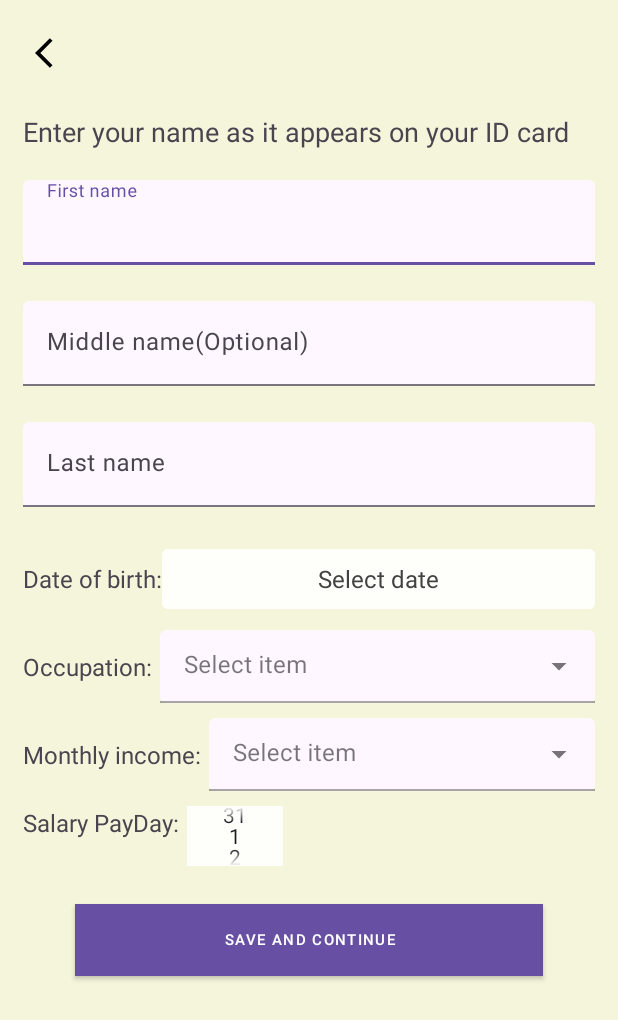
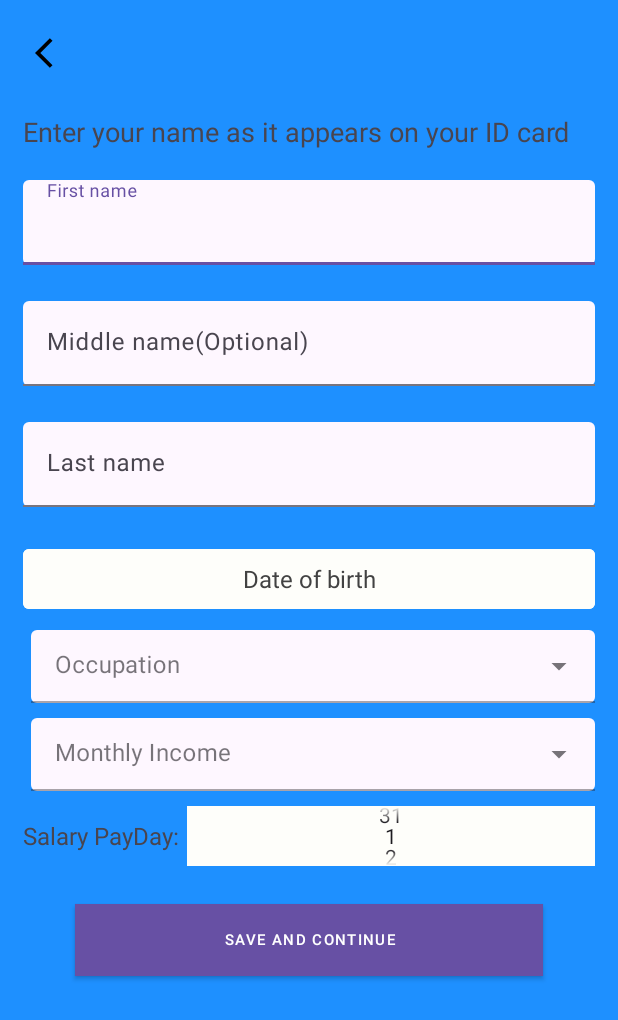
Before and after one commit to dcit202Andriod/Group-48, an Android app: the Form1Activity screen opened directly, with no data from a screen before it, on a phone screen of 412 x 824 dp. Shown: the top 1020 px of the screen. Run offline under Robolectric (Android 15) with nearby library versions, the phone set to English and light mode, and no system bars.

Commit message:
Project updated

```diff
--- a/app/src/main/java/com/example/cediloan/Form3Activity.java
+++ b/app/src/main/java/com/example/cediloan/Form3Activity.java
@@ -81,7 +81,7 @@ public class Form3Activity extends AppCompatActivity {
 
     private void openHomeActivity() {
         Intent intent = new Intent(this, HomeActivity.class);
-        intent.putExtra("review_status", "Application is under review. Check back in 5 minutes");
+        intent.putExtra("review_status", "Your application is under review. Check back in a few minutes.");
         startActivity(intent);
     }
 }
--- a/app/src/main/res/layout/activity_form1.xml
+++ b/app/src/main/res/layout/activity_form1.xml
@@ -4,7 +4,7 @@
     xmlns:tools="http://schemas.android.com/tools"
     android:layout_width="match_parent"
     android:layout_height="match_parent"
-    android:background="@drawable/form_background"
+    android:background="@color/Doger_blue"
     tools:context=".Form1Activity">
 
     <LinearLayout
@@ -98,17 +98,11 @@
             android:layout_marginBottom="10dp"
             android:orientation="horizontal">
 
-            <TextView
-                android:layout_width="wrap_content"
-                android:layout_height="wrap_content"
-                android:text="Date of birth:"
-                android:textSize="16sp" />
-
             <Button
                 android:id="@+id/datePickerButton"
                 android:layout_width="match_parent"
                 android:layout_height="wrap_content"
-                android:text="Select date"
+                android:text="Date of birth"
                 android:textSize="16dp"
                 android:textColor="@color/cardview_dark_background"
                 android:backgroundTint="@color/powder_white"
@@ -121,17 +115,11 @@
             android:layout_height="wrap_content"
             android:orientation="horizontal">
 
-            <TextView
-                android:layout_width="wrap_content"
-                android:layout_height="wrap_content"
-                android:text="Occupation:"
-                android:textSize="16sp"/>
-
             <com.google.android.material.textfield.TextInputLayout
                 android:layout_width="match_parent"
                 android:layout_height="wrap_content"
                 android:layout_marginStart="5dp"
-                android:hint="Select item"
+                android:hint="Occupation"
                 app:boxBackgroundMode="filled"
                 style="@style/Widget.MaterialComponents.TextInputLayout.OutlinedBox.Dense.ExposedDropdownMenu">
 
@@ -149,18 +137,12 @@
             android:layout_marginTop="10dp"
             android:orientation="horizontal">
 
-            <TextView
-                android:layout_width="wrap_content"
-                android:layout_height="wrap_content"
-                android:text="Monthly income:"
-                android:textSize="16sp"/>
-
             <com.google.android.material.textfield.TextInputLayout
                 android:id="@+id/box_style"
                 android:layout_width="match_parent"
                 android:layout_height="wrap_content"
                 android:layout_marginStart="5dp"
-                android:hint="Select item"
+                android:hint="Monthly Income"
                 app:boxBackgroundMode="filled"
                 style="@style/Widget.MaterialComponents.TextInputLayout.OutlinedBox.Dense.ExposedDropdownMenu">
 
@@ -176,6 +158,7 @@
             android:layout_width="match_parent"
             android:layout_height="wrap_content"
             android:layout_marginTop="10dp"
+            android:gravity="center"
             android:orientation="horizontal">
 
             <TextView
@@ -186,7 +169,7 @@
 
             <NumberPicker
                 android:id="@+id/salary_paday_picker"
-                android:layout_width="wrap_content"
+                android:layout_width="match_parent"
                 android:layout_height="40dp"
                 android:layout_marginStart="5dp"
                 android:background="@color/powder_white"/>
--- a/app/src/main/res/layout/activity_form2.xml
+++ b/app/src/main/res/layout/activity_form2.xml
@@ -4,7 +4,7 @@
     xmlns:tools="http://schemas.android.com/tools"
     android:layout_width="match_parent"
     android:layout_height="match_parent"
-    android:background="@drawable/form_background"
+    android:background="@color/Doger_blue"
     tools:context=".FormActivity2">
 
     <LinearLayout
--- a/app/src/main/res/layout/activity_form3.xml
+++ b/app/src/main/res/layout/activity_form3.xml
@@ -4,7 +4,7 @@
     xmlns:tools="http://schemas.android.com/tools"
     android:layout_width="match_parent"
     android:layout_height="match_parent"
-    android:background="@color/beige"
+    android:background="@color/Doger_blue"
     android:orientation="vertical"
     tools:context=".Form3Activity">
 
--- a/app/src/main/res/layout/activity_home.xml
+++ b/app/src/main/res/layout/activity_home.xml
@@ -58,7 +58,7 @@
                 android:layout_marginStart="30dp"
                 android:textSize="17sp"
                 android:textColor="@color/white"
-                android:text="6,000 GHS" />
+                android:text="GH₵ 6,000" />
         </LinearLayout>
 
         <LinearLayout
@@ -96,9 +96,10 @@
         android:layout_marginEnd="15dp"
         android:layout_marginTop="20dp"
         android:gravity="center"
-        android:textSize="17sp"
+        android:textSize="15sp"
         android:textColor="@color/white"
         android:textStyle="bold"
+        android:fontFamily="serif-monospace"
         android:visibility="gone" />
 
     <Button
```
